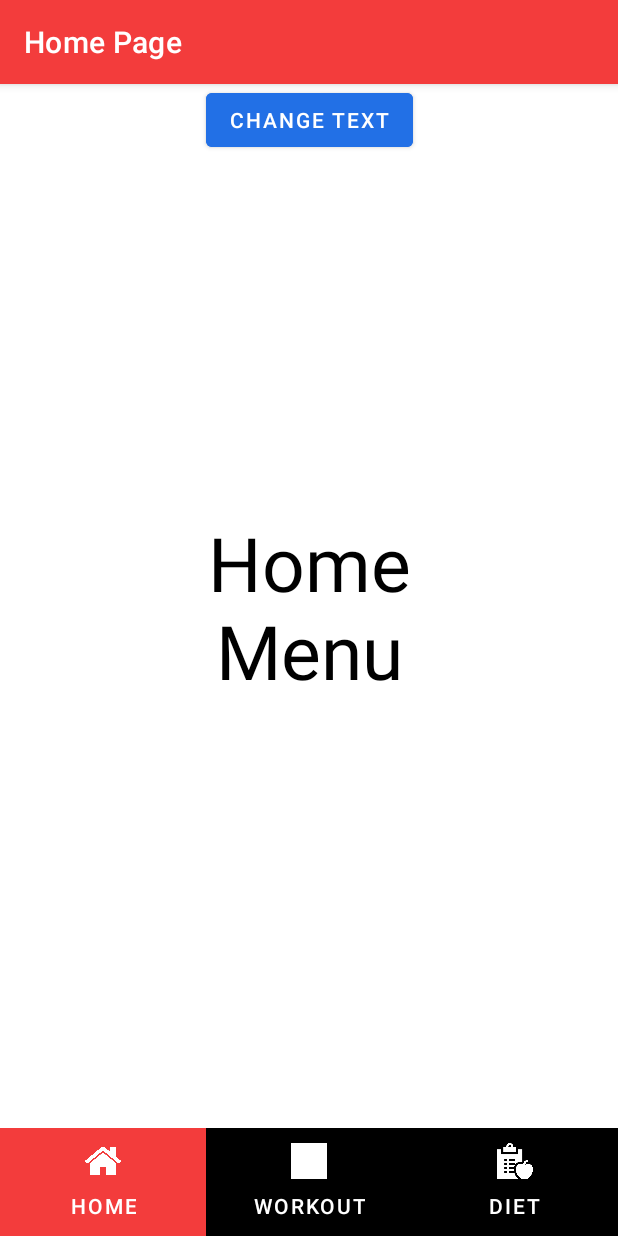
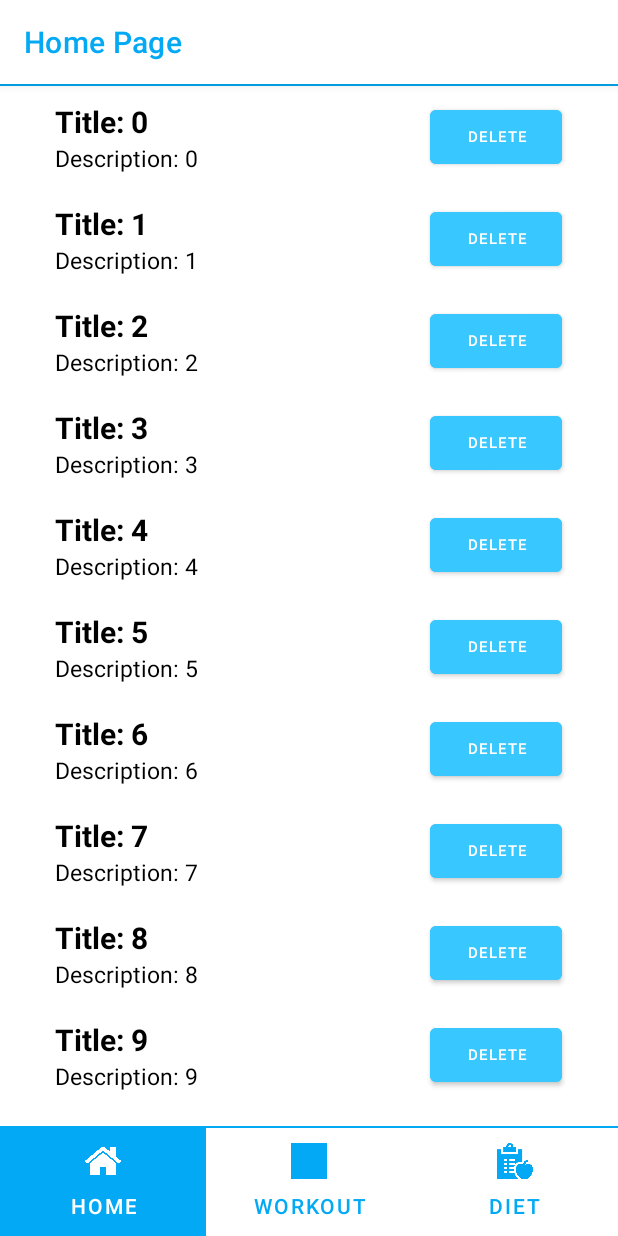
Before and after one commit to SirojiddinAripov/WorkOutApp, an Android app: the HomeFragment screen opened directly, with no data from a screen before it, on a phone screen of 412 x 824 dp. Run offline under Robolectric (Android 15) with nearby library versions, the phone set to English and light mode, and no system bars.

Commit message:
added RecyclerViewAdapter to Home Page changed styling

```diff
--- /dev/null
+++ b/app/src/main/java/com/example/workoutapp/DailyLog.kt
@@ -0,0 +1,17 @@
+package com.example.workoutapp
+
+import android.graphics.Picture
+import android.media.Rating
+import java.util.Date
+
+class DailyLog(
+    val title: String,
+    var description: String
+)
+//class DailyLog(
+//    date: Date,
+//    dayRating: Rating,
+//    picture: Picture,
+//    title: String,
+//    description: String
+//)
--- a/app/src/main/java/com/example/workoutapp/LoginActivity.kt
+++ b/app/src/main/java/com/example/workoutapp/LoginActivity.kt
@@ -1,17 +1,21 @@
 package com.example.workoutapp
 
 import android.annotation.SuppressLint
+import android.content.Context
 import android.content.Intent
+import android.graphics.Color
 import android.net.Uri
 import android.os.Build
 import android.os.Bundle
 import android.os.Environment
 import android.provider.Settings
+import android.view.View
 import android.widget.Button
 import android.widget.EditText
 import android.widget.Toast
 import androidx.annotation.RequiresApi
 import androidx.appcompat.app.AppCompatActivity
+import androidx.core.content.ContextCompat
 import java.io.File
 import java.util.Random
 
@@ -24,6 +28,7 @@ class LoginActivity : AppCompatActivity() {
         super.onCreate(savedInstanceState)
         setContentView(R.layout.activity_login)
         supportActionBar?.hide()
+        window.statusBarColor = ContextCompat.getColor(this@LoginActivity, R.color.white)
         username = findViewById(R.id.username)
         startButton = findViewById(R.id.start)
 
--- a/app/src/main/java/com/example/workoutapp/MainActivity.kt
+++ b/app/src/main/java/com/example/workoutapp/MainActivity.kt
@@ -1,7 +1,9 @@
 package com.example.workoutapp
 
+import android.graphics.Color
 import android.os.Bundle
-import android.widget.Toast
+import android.text.Html
+import android.util.Log
 import androidx.appcompat.app.AppCompatActivity
 import androidx.core.content.ContextCompat
 import androidx.viewpager2.widget.ViewPager2
@@ -16,35 +18,41 @@ class MainActivity : AppCompatActivity() {
         super.onCreate(savedInstanceState)
         setContentView(R.layout.activity_main)
 
+        val secondaryColorHex: String = String.format("#%06X", 0xFFFFFF and ContextCompat.getColor(this@MainActivity, R.color.colorSecondary))
+        Log.v("54564:","<font color='#$secondaryColorHex'>Home Page</font>")
         intent.getStringExtra("Folder-Location")
-
-        supportActionBar?.title = "Home Page"
-        supportActionBar?.setBackgroundDrawable(ContextCompat.getDrawable(this, R.color.colorPrimary))
+        supportActionBar?.title = Html.fromHtml("<font color='$secondaryColorHex'>Home Page</font>")
+        supportActionBar?.setBackgroundDrawable(ContextCompat.getDrawable(this@MainActivity, R.color.white))
 
         viewPager = findViewById(R.id.viewPager2)
         tabLayout = findViewById(R.id.tabLayout)
 
         tabLayout.addTab(tabLayout.newTab().setText("Home"))
         tabLayout.getTabAt(0)?.icon = ContextCompat.getDrawable(this, R.drawable.home_tab_icon)
+        tabLayout.getTabAt(0)?.icon?.setTint(ContextCompat.getColor(this@MainActivity, R.color.white))
+
         tabLayout.addTab(tabLayout.newTab().setText("Workout"))
         tabLayout.getTabAt(1)?.icon = ContextCompat.getDrawable(this, R.drawable.dumbbell_tab_icon)
+        tabLayout.getTabAt(1)?.icon?.setTint(ContextCompat.getColor(this@MainActivity, R.color.colorSecondary))
+
         tabLayout.addTab(tabLayout.newTab().setText("Diet"))
         tabLayout.getTabAt(2)?.icon = ContextCompat.getDrawable(this, R.drawable.diet_tab_icon)
-
+        tabLayout.getTabAt(2)?.icon?.setTint(ContextCompat.getColor(this@MainActivity, R.color.colorSecondary))
 
         viewPager.adapter = FragmentAdapter(supportFragmentManager, lifecycle)
 
+
         tabLayout.addOnTabSelectedListener(object : TabLayout.OnTabSelectedListener {
             override fun onTabSelected(tab: TabLayout.Tab) {
-                viewPager.currentItem = tab.position
+                tab.icon?.setTint(Color.WHITE)
                 when(tab.position){
-                    0 -> supportActionBar?.title = "Home Page"
-                    1 -> supportActionBar?.title = "Workout List"
-                    2 -> supportActionBar?.title = "Diet Menu"
+                    0 -> { supportActionBar?.title = Html.fromHtml("<font color='$secondaryColorHex'>Home Page</font>")}
+                    1 -> { supportActionBar?.title = Html.fromHtml("<font color='$secondaryColorHex'>Workout List</font>")}
+                    2 -> { supportActionBar?.title = Html.fromHtml("<font color='$secondaryColorHex'>Diet Menu</font>")}
                 }
             }
             override fun onTabUnselected(tab: TabLayout.Tab) {
-
+                tab.icon?.setTint(ContextCompat.getColor(this@MainActivity, R.color.colorSecondary))
             }
             override fun onTabReselected(tab: TabLayout.Tab) {
             }
--- /dev/null
+++ b/app/src/main/java/com/example/workoutapp/RecyclerViewAdapter.kt
@@ -0,0 +1,42 @@
+package com.example.workoutapp
+
+import android.util.Log
+import android.view.LayoutInflater
+import android.view.View
+import android.view.ViewGroup
+import android.widget.Button
+import android.widget.TextView
+import androidx.recyclerview.widget.RecyclerView
+
+class RecyclerViewAdapter(private val dailyLogs: MutableList<DailyLog>) : RecyclerView.Adapter<RecyclerViewAdapter.ViewHolder>(){
+
+    inner class ViewHolder(itemView: View) : RecyclerView.ViewHolder(itemView){
+        val dateTextView: TextView = itemView.findViewById(R.id.title)
+        val descriptionView: TextView = itemView.findViewById(R.id.description)
+        val deleteButton: Button = itemView.findViewById(R.id.del_btn)
+    }
+    override fun getItemCount(): Int { return dailyLogs.size }
+
+    override fun onCreateViewHolder(parent: ViewGroup, viewType: Int): ViewHolder {
+        val context = parent.context
+        val inflater = LayoutInflater.from(context)
+        //add the custom layout to the home_fragment layout
+        val contentView = inflater.inflate(R.layout.home_page_list_item, parent, false)
+        return ViewHolder(contentView)
+    }
+
+    override fun onBindViewHolder(holder: RecyclerViewAdapter.ViewHolder, position: Int) {
+        val dailyLog: DailyLog = dailyLogs[position]
+
+        val titleTextView = holder.dateTextView
+        titleTextView.text = dailyLog.title
+
+        val descriptionTextView = holder.descriptionView
+        descriptionTextView.text = dailyLog.description
+        val button = holder.deleteButton
+        button.setOnClickListener{
+            dailyLogs.removeAt(position)
+            this.notifyItemRangeRemoved(position, dailyLogs.size)
+        }
+    }
+}
--- a/app/src/main/java/com/example/workoutapp/fragments/HomeFragment.kt
+++ b/app/src/main/java/com/example/workoutapp/fragments/HomeFragment.kt
@@ -1,31 +1,35 @@
 package com.example.workoutapp.fragments
 
 import android.os.Bundle
+import android.util.Log
 import android.view.LayoutInflater
 import android.view.View
 import android.view.ViewGroup
-import android.widget.Button
-import android.widget.TextView
+import android.widget.Toast
 import androidx.fragment.app.Fragment
+import androidx.recyclerview.widget.LinearLayoutManager
+import androidx.recyclerview.widget.RecyclerView
+import com.example.workoutapp.DailyLog
 import com.example.workoutapp.R
+import com.example.workoutapp.RecyclerViewAdapter
 
 class HomeFragment : Fragment() {
-
-    override fun onCreateView(
-        inflater: LayoutInflater, container: ViewGroup?,
-        savedInstanceState: Bundle?
-    ): View? {
+    override fun onCreateView(inflater: LayoutInflater, container: ViewGroup?, savedInstanceState: Bundle?): View? {
         return inflater.inflate(R.layout.home_fragment, container, false)
     }
     override fun onViewCreated(view: View, savedInstanceState: Bundle?) {
-        val myBtn: Button = view.findViewById(R.id.change_txt_btn)
-        myBtn.setOnClickListener {
-            val myText : TextView = view.findViewById(R.id.textView)
-            if(!myText.text.equals("New Text")){
-                myText.text = "New Text"
-            }else{
-                myText.text = "Old Text"
-            }
+        super.onViewCreated(view, savedInstanceState)
+
+        val recyclerView : RecyclerView = view.findViewById(R.id.daily_logs)
+        val dailyLogsList = mutableListOf<DailyLog>()
+
+        for(i in 0 .. 100){
+            dailyLogsList.add(DailyLog("Title: $i", "Description: $i"))
         }
+        Toast.makeText(activity, dailyLogsList[10].description, Toast.LENGTH_SHORT).show()
+        val adapter = RecyclerViewAdapter(dailyLogsList)
+
+        recyclerView.layoutManager = LinearLayoutManager(context)
+        recyclerView.adapter = adapter
     }
 }
--- a/app/src/main/res/drawable/home_icon_white.xml
+++ b/app/src/main/res/drawable/home_icon_white.xml
@@ -2,7 +2,7 @@
 <layer-list xmlns:android="http://schemas.android.com/apk/res/android">
     <item
         android:id="@+id/home_icon"
-        android:drawable="@drawable/homee_white"
+        android:drawable="@drawable/homee"
         android:width="64dp"
         android:height="64dp"
     />
--- a/app/src/main/res/layout/activity_login.xml
+++ b/app/src/main/res/layout/activity_login.xml
@@ -5,7 +5,6 @@
     android:layout_width="match_parent"
     android:layout_height="match_parent"
     android:alpha="0.9"
-    android:theme="@style/App_Theme"
     android:layout_gravity="fill_vertical"
     android:background="@drawable/dumb_bell_rack_2"
     tools:context=".LoginActivity"
--- a/app/src/main/res/layout/activity_main.xml
+++ b/app/src/main/res/layout/activity_main.xml
@@ -7,7 +7,10 @@
     android:layout_height="match_parent"
     android:background="@color/white"
     android:orientation="vertical">
-
+    <View
+        android:layout_width="match_parent"
+        android:layout_height="1dp"
+        android:background="@color/colorSecondary" />
     <androidx.viewpager2.widget.ViewPager2
         android:id="@+id/viewPager2"
         android:orientation="horizontal"
@@ -15,17 +18,20 @@
         android:layout_height="match_parent"
         android:layout_width="match_parent">
     </androidx.viewpager2.widget.ViewPager2>
-
+    <View
+        android:layout_width="match_parent"
+        android:layout_height="1dp"
+        android:background="@color/colorSecondary" />
     <com.google.android.material.tabs.TabLayout
         android:id="@+id/tabLayout"
         app:tabMode="fixed"
         app:tabGravity="fill"
-        app:tabIconTint="@color/white"
-        app:tabTextColor="@color/white"
-        app:tabIndicatorColor="@color/colorPrimary"
+        app:tabSelectedTextColor="@color/white"
+        app:tabTextColor="@color/colorSecondary"
+        app:tabIndicatorColor="@color/colorSecondary"
         app:tabIndicatorGravity="stretch"
         app:tabIndicatorAnimationMode="elastic"
-        app:tabBackground="@color/black"
+        app:tabBackground="@color/white"
         android:layout_width="match_parent"
         android:layout_height="wrap_content">
     </com.google.android.material.tabs.TabLayout>
--- a/app/src/main/res/layout/home_fragment.xml
+++ b/app/src/main/res/layout/home_fragment.xml
@@ -6,26 +6,15 @@
     tools:context="com.example.workoutapp."
     android:layout_height="match_parent">
 
-    <Button
-        android:id="@+id/change_txt_btn"
-        android:layout_width="wrap_content"
-        android:layout_height="wrap_content"
-        android:backgroundTint="@color/navy"
-        android:text="Change Text"
-        android:textColor="@color/white"
-        app:layout_constraintEnd_toEndOf="parent"
-        app:layout_constraintStart_toStartOf="parent"
-        app:layout_constraintTop_toTopOf="parent" />
-    <TextView
-        android:id="@+id/textView"
-        android:layout_width="208dp"
-        android:layout_height="263dp"
-        android:text="Home Menu"
-        android:textSize="50sp"
-        android:textColor="@color/black"
-        android:gravity="center"
+    <androidx.recyclerview.widget.RecyclerView
+        android:id="@+id/daily_logs"
+        android:layout_width="0dp"
+        android:layout_height="0dp"
+
         app:layout_constraintBottom_toBottomOf="parent"
         app:layout_constraintEnd_toEndOf="parent"
         app:layout_constraintStart_toStartOf="parent"
-        app:layout_constraintTop_toTopOf="parent" />
+        app:layout_constraintTop_toTopOf="parent">
+
+    </androidx.recyclerview.widget.RecyclerView>
 </androidx.constraintlayout.widget.ConstraintLayout>
--- /dev/null
+++ b/app/src/main/res/layout/home_page_list_item.xml
@@ -0,0 +1,45 @@
+<?xml version="1.0" encoding="utf-8"?>
+<LinearLayout
+    xmlns:android="http://schemas.android.com/apk/res/android"
+    xmlns:tools="http://schemas.android.com/tools"
+    android:orientation="horizontal"
+    android:layout_width="match_parent"
+    android:layout_height="wrap_content"
+    android:paddingTop="10dp"
+    android:gravity="center"
+    android:paddingBottom="10dp"
+    >
+    <LinearLayout
+        android:layout_width="wrap_content"
+        android:layout_height="match_parent"
+        android:orientation="vertical">
+        <TextView
+            android:id="@+id/title"
+            android:layout_width="250dp"
+            android:textColor="@color/black"
+            android:text="this isn't right..."
+            android:textSize="20sp"
+            android:textStyle="bold"
+            android:layout_height="wrap_content"
+            tools:ignore="HardcodedText"/>
+        <TextView
+            android:id="@+id/description"
+            android:layout_width="250dp"
+            android:textColor="@color/black"
+            android:text="this isn't right..."
+            android:textSize="15sp"
+            android:layout_height="wrap_content"
+            tools:ignore="HardcodedText" />
+    </LinearLayout>
+    <Button
+        android:id="@+id/del_btn"
+        android:layout_width="wrap_content"
+        android:text="delete"
+        android:textColor="@color/white"
+        android:backgroundTint="@color/colorPrimary"
+        android:layout_height="wrap_content"
+        android:paddingLeft="16dp"
+        android:paddingRight="16dp"
+        android:textSize="10sp"
+        />
+</LinearLayout>
--- a/app/src/main/res/layout/workout_fragment.xml
+++ b/app/src/main/res/layout/workout_fragment.xml
@@ -2,7 +2,9 @@
 <androidx.constraintlayout.widget.ConstraintLayout xmlns:android="http://schemas.android.com/apk/res/android"
     xmlns:app="http://schemas.android.com/apk/res-auto"
     android:layout_width="match_parent"
-    android:layout_height="match_parent">
+    android:layout_height="match_parent"
+    android:background="@drawable/workout_equip"
+    android:alpha="0.8">
 
     <TextView
         android:id="@+id/textView"
--- a/app/src/main/res/values-night/themes.xml
+++ b/app/src/main/res/values-night/themes.xml
@@ -10,7 +10,9 @@
         <item name="colorSecondaryVariant">@color/teal_200</item>
         <item name="colorOnSecondary">@color/black</item>
         <!-- Status bar color. -->
-        <item name="android:statusBarColor">@color/black</item>
+        <item name="android:statusBarColor">@color/white</item>
+        <item name="android:windowLightStatusBar">true</item>
+
         <!-- Customize your theme here. -->
     </style>
 </resources>
--- a/app/src/main/res/values/colors.xml
+++ b/app/src/main/res/values/colors.xml
@@ -1,7 +1,7 @@
 <?xml version="1.0" encoding="utf-8"?>
 <resources>
-    <color name="colorPrimary">#F33C3C</color>
-    <color name="colorSecondary">#F6C174</color>
+    <color name="colorPrimary">#39C7FF</color>
+    <color name="colorSecondary">#03A9F4</color>
     <color name="purple_700">#FF3700B3</color>
     <color name="teal_200">#FF03DAC5</color>
     <color name="teal_700">#000000</color>
--- a/app/src/main/res/values/styles.xml
+++ b/app/src/main/res/values/styles.xml
@@ -1,13 +1,12 @@
 <?xml version="1.0" encoding="utf-8"?>
 <resources xmlns:tools="http://schemas.android.com/tools">
-    <style name="App_Theme" parent="@android:style/Theme.Holo">
-        <item name="android:editTextStyle">@style/RoundEditText</item>
-    </style>
     <style name="MyActionBar" parent="android:style/Widget.ActionBar">
         <item name="titleTextColor">@color/colorPrimary</item>
     </style>
-    <style name="RoundEditText" parent="@android:style/Widget.EditText">
-        <item name="android:textSize">50sp</item>
-        <item name="android:layout_marginVertical" tools:targetApi="o">5dp</item>
+    <style name="MyCustomTheme" parent="@android:style/Theme.Holo.Light">
+        <item name="android:actionBarStyle">@style/MyActionBarTheme</item>
+    </style>
+    <style name="MyActionBarTheme" parent="@android:style/Widget.Holo.Light.ActionBar">
+        <item name="android:textColor">@color/colorPrimary</item>
     </style>
 </resources>
--- a/app/src/main/res/values/themes.xml
+++ b/app/src/main/res/values/themes.xml
@@ -10,7 +10,9 @@
         <item name="colorSecondaryVariant">@color/teal_700</item>
         <item name="colorOnSecondary">@color/black</item>
         <!-- Status bar color. -->
-        <item name="android:statusBarColor">@color/black</item>
+        <item name="android:statusBarColor">@color/white</item>
+        <item name="android:windowLightStatusBar">true</item>
+        <item name="android:action"></item>
         <!-- Customize your theme here. -->
     </style>
 </resources>
```
Also changed, not shown: 1 other file.
